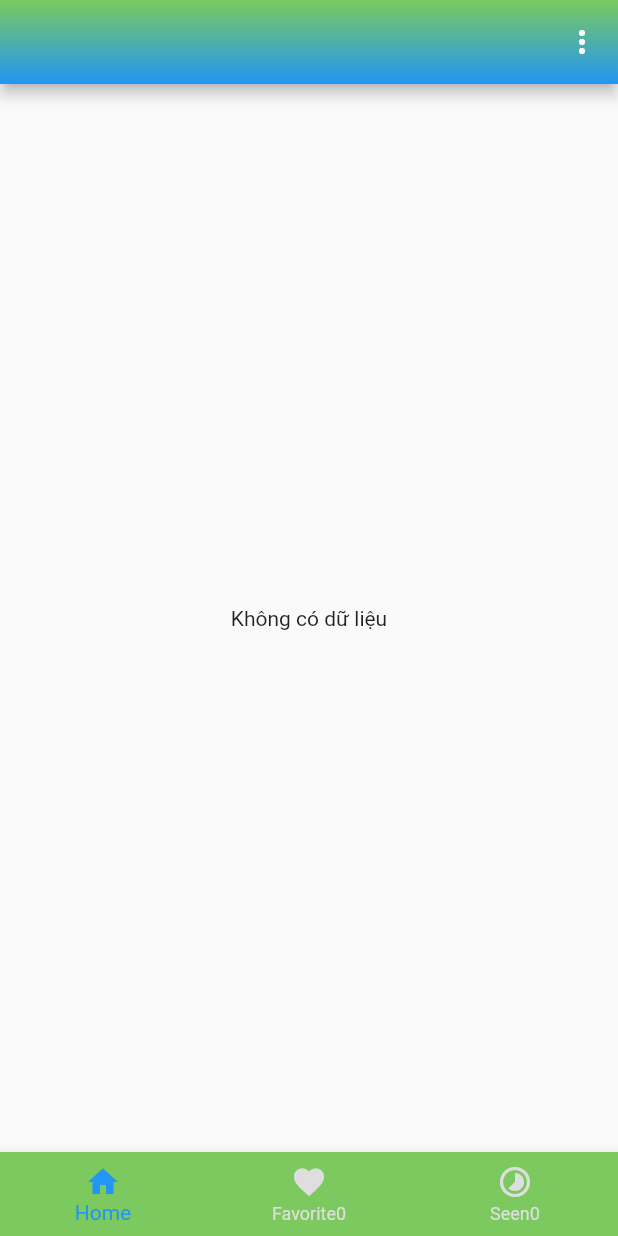
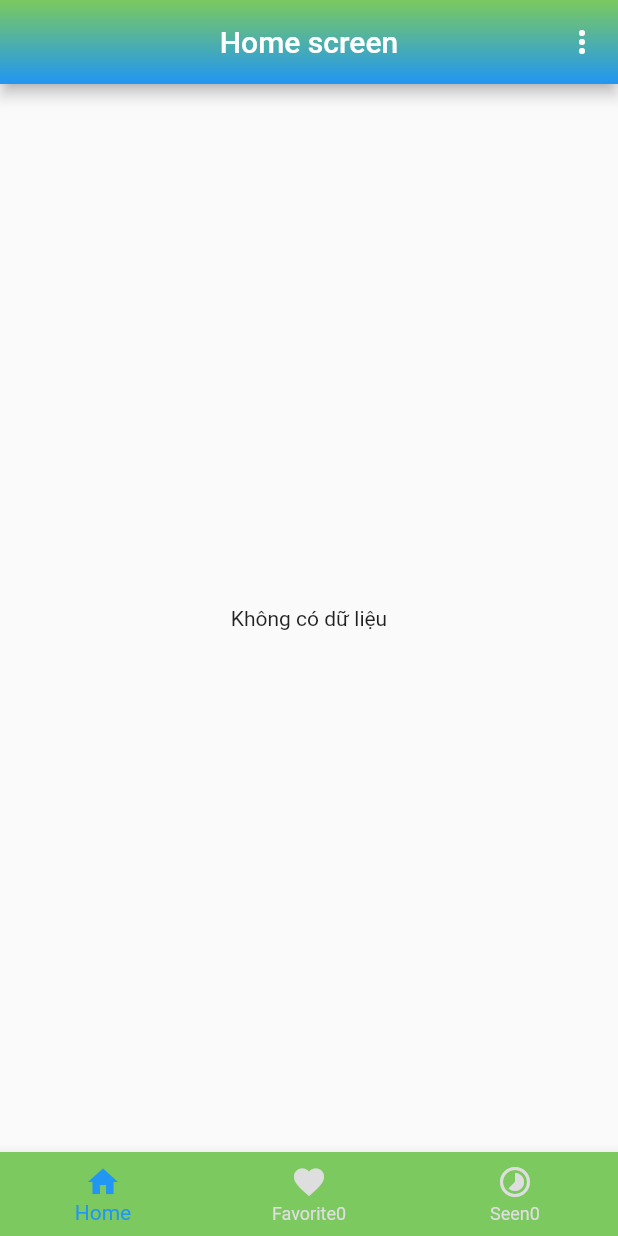
Before and after one commit to hoangnv170752/flutter-training-Zendvn, a Flutter app: the screen it shows after launch, on a phone screen of 412 x 824 dp. Run offline on Flutter 3.47's test engine with Material 2 defaults, Android fonts, the phone set to English and light mode, and no system bars; our stand-ins replace badges, flutter_swiper; missing offline and left inert: confirm_dialog.

Commit message:
add screenName init

```diff
--- a/goodfood/lib/main.dart
+++ b/goodfood/lib/main.dart
@@ -9,7 +9,7 @@ import 'package:provider/provider.dart';
 
 /*Sửa tên category screen cho đúng  (done)
   Khi người dùng vào trang mà không thấy có sản phẩm nào thì nên hiện thông báo (Task 3)
-  Task 1: Thêm những cái badge số đếm cho biết có bao nhiêu sản phẩm được yêu thích / sản phẩm đã được xem
+  Task 1: Thêm những cái badge số đếm cho biết có bao nhiêu sản phẩm được yêu thích / sản phẩm đã được xem (cần làm đẹp hơn)
   Task 2: Bổ sung nút xóa tất cả các sản phẩm được yêu thích
   Task 3: Show ra những màn hình rỗng
   Task 4: Chức năng search | có nút search ở góc màn hình  => chuyển sang màn hình những sản phẩm được tìm thấy với từ khóa được highlight
--- a/goodfood/lib/pages/index.dart
+++ b/goodfood/lib/pages/index.dart
@@ -19,8 +19,8 @@ class MyApp extends StatefulWidget {
 
 class _MyAppState extends State<MyApp> {
   int _selectedIndex = 0;
-  String screenName = "";
-  late Future _dataFuture ;
+  String screenName = "Home screen";
+  late Future _dataFuture;
 
   @override
   void didChangeDependencies() {
@@ -64,6 +64,8 @@ class _MyAppState extends State<MyApp> {
   Widget build(BuildContext context) {
     var itemFavCount = Provider.of<ProductProvider>(context).getItemIsFavorite().length.toString();
     var itemSeenCount = Provider.of<ProductProvider>(context).getItemsIsSeen().length.toString();
+    var items = Provider.of<ProductProvider>(context).getItemIsFavorite();
+
     return FutureBuilder(
       future: _dataFuture,
       builder: (BuildContext content , AsyncSnapshot snapshot) {
```
